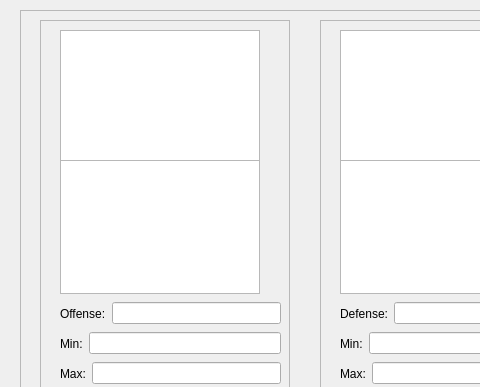
The window that Hexagon/combatdialog.ui (holgerbuening/Hexagon) describes before a commit, drawn with Qt 5; both pictures show x 0 to 480 and y 0 to 387 of the 604 by 640 pixel window.
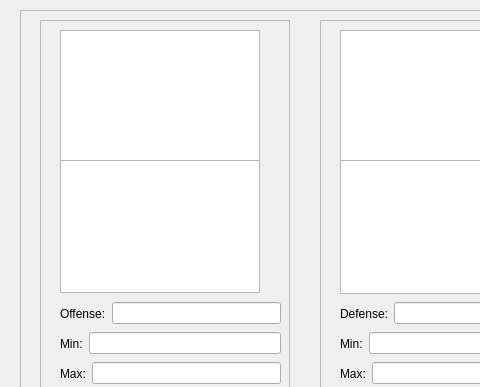
The same window after the commit.

Diff of the .ui file:
```diff
--- a/Hexagon/combatdialog.ui
+++ b/Hexagon/combatdialog.ui
@@ -238,15 +238,27 @@
        <x>20</x>
        <y>140</y>
        <width>200</width>
-       <height>134</height>
+       <height>133</height>
       </rect>
      </property>
      <property name="minimumSize">
       <size>
        <width>200</width>
-       <height>100</height>
+       <height>133</height>
       </size>
      </property>
+     <property name="baseSize">
+      <size>
+       <width>200</width>
+       <height>133</height>
+      </size>
+     </property>
+     <property name="verticalScrollBarPolicy">
+      <enum>Qt::ScrollBarAlwaysOff</enum>
+     </property>
+     <property name="horizontalScrollBarPolicy">
+      <enum>Qt::ScrollBarAlwaysOff</enum>
+     </property>
     </widget>
     <widget class="QWidget" name="layoutWidget">
      <property name="geometry">
@@ -392,7 +404,7 @@
      <string>Damages:</string>
     </property>
    </widget>
-   <widget class="QWidget" name="">
+   <widget class="QWidget" name="layoutWidget">
     <property name="geometry">
      <rect>
       <x>10</x>
```
